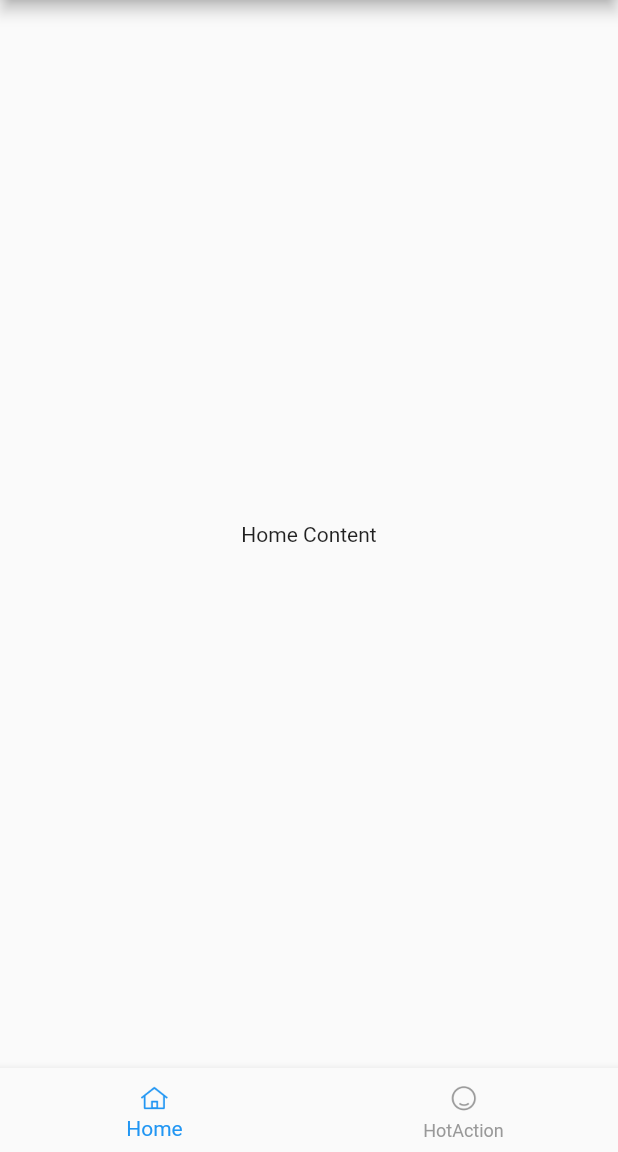
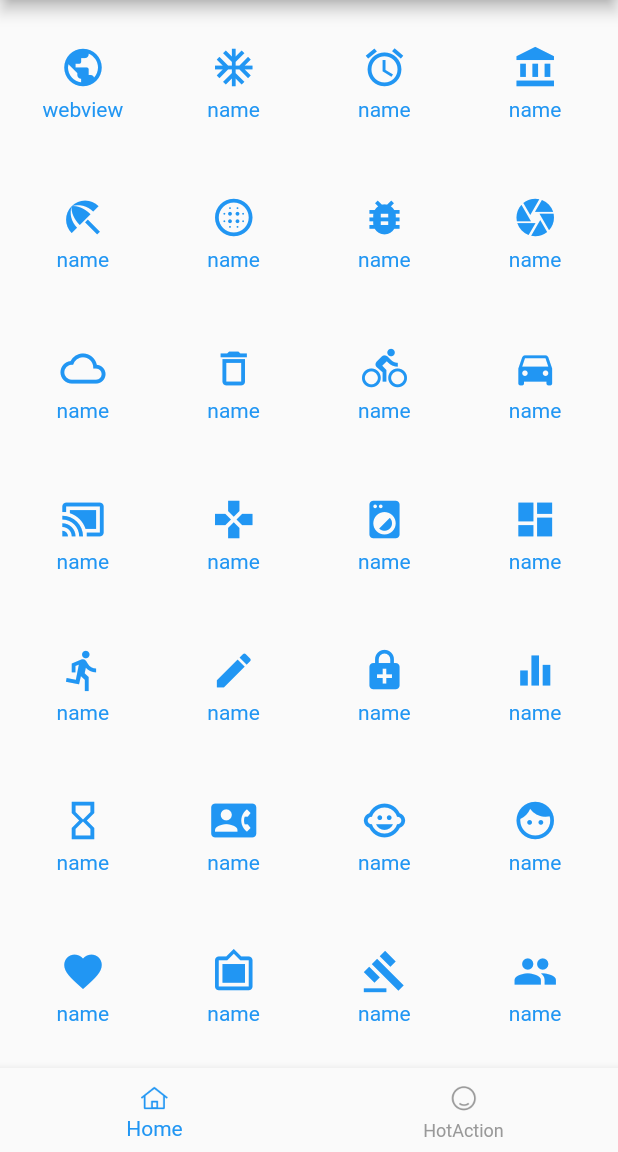
Before and after one commit to guangGG/RoamCatFlutter, a Flutter app: the screen it shows after launch, on a phone screen of 412 x 824 dp, the part 84-1236 px from its top. Run offline on Flutter 3.47's test engine with Material 2 defaults, Android fonts, the phone set to English and light mode, and no system bars; our stand-ins replace bloc, dio, flutter_bloc, fluttertoast, package_info, pull_to_refresh and 2 more; Roboto replaces fonts that are missing (system).

Commit message:
Plugin List Show

```diff
--- a/lib/data/helper/app_data_helper.dart
+++ b/lib/data/helper/app_data_helper.dart
@@ -7,6 +7,10 @@ class AppDataHelper {
   static bool userDarkMode = false;
   static int themeColorIndex = 0;
   static int fontIndex = 0;
+
+  //维护全局NavigatorContext
+  static GlobalKey<NavigatorState> navigatorKey =
+      new GlobalKey<NavigatorState>();
 
   static int nextIndex(List list, int currentIndex) {
     if (currentIndex + 1 >= list.length) {
--- /dev/null
+++ b/lib/data/helper/app_plugin_helper.dart
@@ -0,0 +1,64 @@
+import 'package:flutter/material.dart';
+import 'package:roamcat_flutter/data/helper/app_data_helper.dart';
+import 'package:roamcat_flutter/view/router.dart';
+
+class AppPluginHelper {
+  static List<AppPlugin> pluginList;
+
+  static List<AppPlugin> getPluginList() {
+    if (pluginList == null) {
+      List<AppPlugin> list = List();
+      list.add(AppPlugin('webview', 'webview', Icons.public, (bool longPress) {
+        AppDataHelper.navigatorKey.currentState.pushNamed(
+          RouteName.webPage,
+          arguments: {'url': 'https://www.baidu.com/'},
+        );
+      }));
+      //demos
+      list.add(AppPlugin('tag', 'name', Icons.ac_unit, (tag) {}));
+      list.add(AppPlugin('tag', 'name', Icons.access_alarms, (tag) {}));
+      list.add(AppPlugin('tag', 'name', Icons.account_balance, (tag) {}));
+      list.add(AppPlugin('tag', 'name', Icons.beach_access, (tag) {}));
+      list.add(AppPlugin('tag', 'name', Icons.blur_circular, (tag) {}));
+      list.add(AppPlugin('tag', 'name', Icons.bug_report, (tag) {}));
+      list.add(AppPlugin('tag', 'name', Icons.camera, (tag) {}));
+      list.add(AppPlugin('tag', 'name', Icons.cloud_queue, (tag) {}));
+      list.add(AppPlugin('tag', 'name', Icons.delete_outline, (tag) {}));
+      list.add(AppPlugin('tag', 'name', Icons.directions_bike, (tag) {}));
+      list.add(AppPlugin('tag', 'name', Icons.directions_car, (tag) {}));
+      list.add(AppPlugin('tag', 'name', Icons.cast_connected, (tag) {}));
+      list.add(AppPlugin('tag', 'name', Icons.gamepad, (tag) {}));
+      list.add(AppPlugin('tag', 'name', Icons.local_laundry_service, (tag) {}));
+      list.add(AppPlugin('tag', 'name', Icons.dashboard, (tag) {}));
+      list.add(AppPlugin('tag', 'name', Icons.directions_run, (tag) {}));
+      list.add(AppPlugin('tag', 'name', Icons.edit, (tag) {}));
+      list.add(AppPlugin('tag', 'name', Icons.enhanced_encryption, (tag) {}));
+      list.add(AppPlugin('tag', 'name', Icons.equalizer, (tag) {}));
+      list.add(AppPlugin('tag', 'name', Icons.hourglass_empty, (tag) {}));
+      list.add(AppPlugin('tag', 'name', Icons.contact_phone, (tag) {}));
+      list.add(AppPlugin('tag', 'name', Icons.child_care, (tag) {}));
+      list.add(AppPlugin('tag', 'name', Icons.face, (tag) {}));
+      list.add(AppPlugin('tag', 'name', Icons.favorite, (tag) {}));
+      list.add(AppPlugin('tag', 'name', Icons.filter_frames, (tag) {}));
+      list.add(AppPlugin('tag', 'name', Icons.gavel, (tag) {}));
+      list.add(AppPlugin('tag', 'name', Icons.group, (tag) {}));
+      list.add(AppPlugin('tag', 'name', Icons.group_work, (tag) {}));
+      list.add(AppPlugin('tag', 'name', Icons.local_grocery_store, (tag) {}));
+      list.add(AppPlugin('tag', 'name', Icons.headset, (tag) {}));
+      list.add(AppPlugin('tag', 'name', Icons.home, (tag) {}));
+      list.add(AppPlugin('tag', 'name', Icons.star_half, (tag) {}));
+      list.add(AppPlugin('tag', 'name', Icons.import_export, (tag) {}));
+      pluginList = list;
+    }
+    return pluginList;
+  }
+}
+
+class AppPlugin {
+  String tag;
+  String name;
+  IconData icon;
+  ValueChanged<bool> onPress;
+
+  AppPlugin(this.tag, this.name, this.icon, this.onPress);
+}
--- a/lib/main.dart
+++ b/lib/main.dart
@@ -9,6 +9,7 @@ import 'package:pull_to_refresh/pull_to_refresh.dart';
 import 'package:roamcat_flutter/data/bloc/locale_bloc.dart';
 import 'package:roamcat_flutter/data/bloc/theme_bloc.dart';
 import 'package:roamcat_flutter/data/helper/app_constants.dart';
+import 'package:roamcat_flutter/data/helper/app_data_helper.dart';
 import 'package:roamcat_flutter/generated/l10n.dart';
 import 'package:roamcat_flutter/view/router.dart';
 
@@ -66,6 +67,7 @@ class MyApp extends StatelessWidget {
         S.delegate,
       ],
       supportedLocales: S.delegate.supportedLocales,
+      navigatorKey: AppDataHelper.navigatorKey,
       onGenerateRoute: Router.generateRoute,
       initialRoute: RouteName.splash,
     );
--- /dev/null
+++ b/lib/view/page/main_tab_home.dart
@@ -0,0 +1,53 @@
+import 'package:flutter/cupertino.dart';
+import 'package:flutter/material.dart';
+import 'package:roamcat_flutter/data/helper/app_plugin_helper.dart';
+
+class MainTabHome extends StatefulWidget {
+  @override
+  State<StatefulWidget> createState() {
+    return _MainTabHomeState();
+  }
+}
+
+class _MainTabHomeState extends State<MainTabHome> {
+  List<AppPlugin> _pluginList;
+
+  _MainTabHomeState();
+
+  @override
+  void initState() {
+    super.initState();
+    _pluginList = AppPluginHelper.getPluginList();
+  }
+
+  @override
+  Widget build(BuildContext context) {
+    return Scaffold(
+      body: GridView.builder(
+          padding: EdgeInsets.all(5),
+          itemCount: _pluginList?.length ?? 0,
+          gridDelegate:
+              SliverGridDelegateWithFixedCrossAxisCount(crossAxisCount: 4),
+          itemBuilder: (context, index) {
+            return InkWell(
+              child: Column(
+                mainAxisAlignment: MainAxisAlignment.center,
+                children: <Widget>[
+                  Icon(_pluginList[index].icon,
+                      size: 30, color: Theme.of(context).accentColor),
+                  Container(height: 5),
+                  Text(_pluginList[index].name,
+                      style: TextStyle(color: Theme.of(context).accentColor)),
+                ],
+              ),
+              onTap: () {
+                _pluginList[index].onPress(false);
+              },
+              onLongPress: () {
+                _pluginList[index].onPress(true);
+              },
+            );
+          }),
+    );
+  }
+}
--- a/lib/view/page/main_tab_page.dart
+++ b/lib/view/page/main_tab_page.dart
@@ -7,6 +7,7 @@ import 'package:roamcat_flutter/data/bloc/theme_bloc.dart';
 import 'package:roamcat_flutter/data/helper/app_constants.dart';
 import 'package:roamcat_flutter/data/helper/app_data_helper.dart';
 import 'package:roamcat_flutter/generated/l10n.dart';
+import 'package:roamcat_flutter/view/page/main_tab_home.dart';
 import 'package:roamcat_flutter/view/router.dart';
 import 'package:roamcat_flutter/view/widget/no_ripple_scroll_behavior.dart';
 
@@ -25,7 +26,7 @@ class _MainTabPageState extends State<MainTabPage> {
   final PageController _pageController;
   int _selectedIndex = 0;
   List<Widget> pages = <Widget>[
-    Center(child: Text("Home Content")),
+    Center(child: MainTabHome()),
     Center(child: Text("Mine Content")),
   ];
   DateTime _lastPressed;
```
